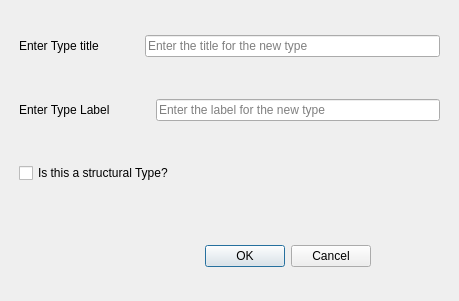
Above: pasta_eln/GUI/ontology_configuration/create_type_dialog.ui from PASTA-ELN/pasta-eln before the change. Below: the same form after it.
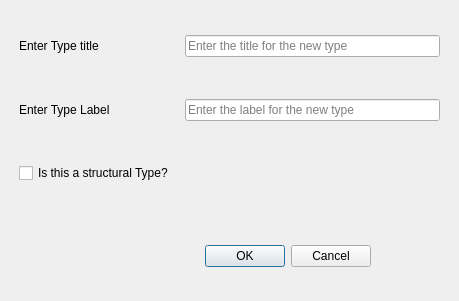
That is the form after the change.

Commit message: - Set minimum width for the line edits in create_type_dialog.py and corrected the alignments

Diff of the .ui file:
```diff
--- a/pasta_eln/GUI/ontology_configuration/create_type_dialog.ui
+++ b/pasta_eln/GUI/ontology_configuration/create_type_dialog.ui
@@ -49,6 +49,12 @@
      <layout class="QHBoxLayout" name="tileHorizontalLayout">
       <item>
        <widget class="QLabel" name="titleLabel">
+        <property name="minimumSize">
+         <size>
+          <width>120</width>
+          <height>0</height>
+         </size>
+        </property>
         <property name="text">
          <string>Enter Type title</string>
         </property>
@@ -86,6 +92,12 @@
      <layout class="QHBoxLayout" name="horizontalLayout">
       <item>
        <widget class="QLabel" name="typeLabel">
+        <property name="minimumSize">
+         <size>
+          <width>120</width>
+          <height>0</height>
+         </size>
+        </property>
         <property name="text">
          <string>Enter Type Label</string>
         </property>
```
The commit also changes 1 other file.
